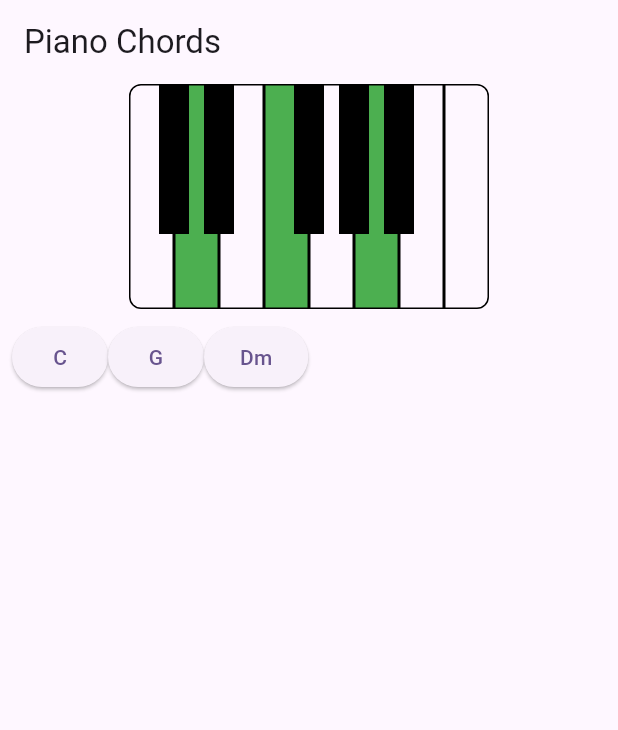
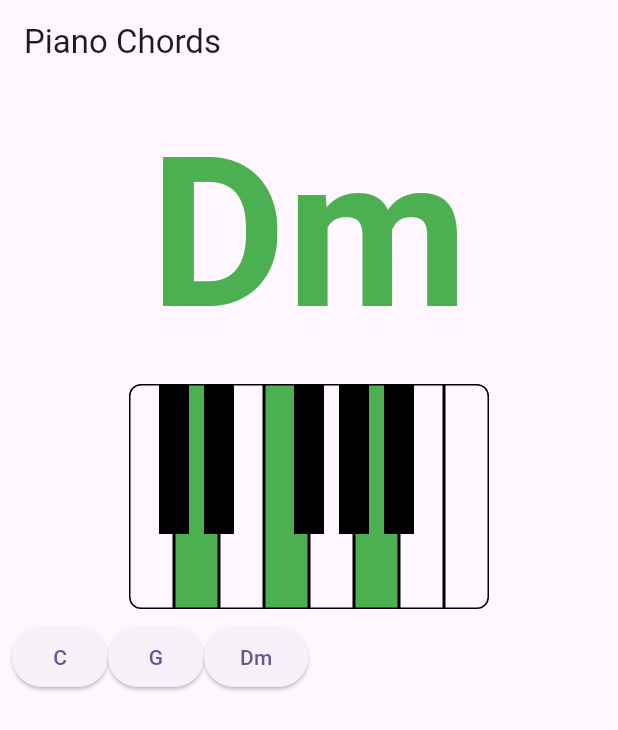
Before and after one commit to marquinhos2017/pianochords_flutter, a Flutter app: the screen it shows after launch, after a tap on "Dm", on a phone screen of 412 x 824 dp. Shown: the top 730 px of the screen. Run offline on Flutter 3.47's test engine with Material 3 defaults, Android fonts, the phone set to English and light mode, and no system bars.

Commit message:
adding the chord name on top of keyboard

```diff
--- a/lib/main.dart
+++ b/lib/main.dart
@@ -49,6 +49,7 @@ class _MyHomePageState extends State<MyHomePage> {
   static const double largura_brancas = 30;
   static const double largura_pretas = 20;
   static const double altura_pretas = 100;
+  String note = "";
 
   @override
   Widget build(BuildContext context) {
@@ -63,7 +64,16 @@ class _MyHomePageState extends State<MyHomePage> {
           children: [
             Center(
               child: Container(
-                child: SizedBox(
+                child: Column(
+                  children: [
+                    Text(
+                      note,
+                      style: TextStyle(
+                          fontSize: 140,
+                          color: Colors.green,
+                          fontWeight: FontWeight.bold),
+                    ),
+                    SizedBox(
                       height: altura_brancas,
                       width: 240,
                       child: Stack(
@@ -274,6 +284,8 @@ class _MyHomePageState extends State<MyHomePage> {
                         ],
                       ),
                     ),
+                  ],
+                ),
               ),
             ),
             Padding(
@@ -295,6 +307,8 @@ class _MyHomePageState extends State<MyHomePage> {
 
                           e_bool = true;
                           g_bool = true;
+
+                          note = "C";
                         });
                       },
                       child: Text("C")),
@@ -312,6 +326,7 @@ class _MyHomePageState extends State<MyHomePage> {
                           b_bool = true;
                           d_bool = true;
                           g_bool = true;
+                          note = "G";
                         });
                       },
                       child: Text("G")),
@@ -329,6 +344,7 @@ class _MyHomePageState extends State<MyHomePage> {
                           a_bool = true;
                           f_bool = true;
                           d_bool = true;
+                          note = "Dm";
                         });
                       },
                       child: Text("Dm")),
```
Lines whose indentation alone changed are shown as unchanged.
